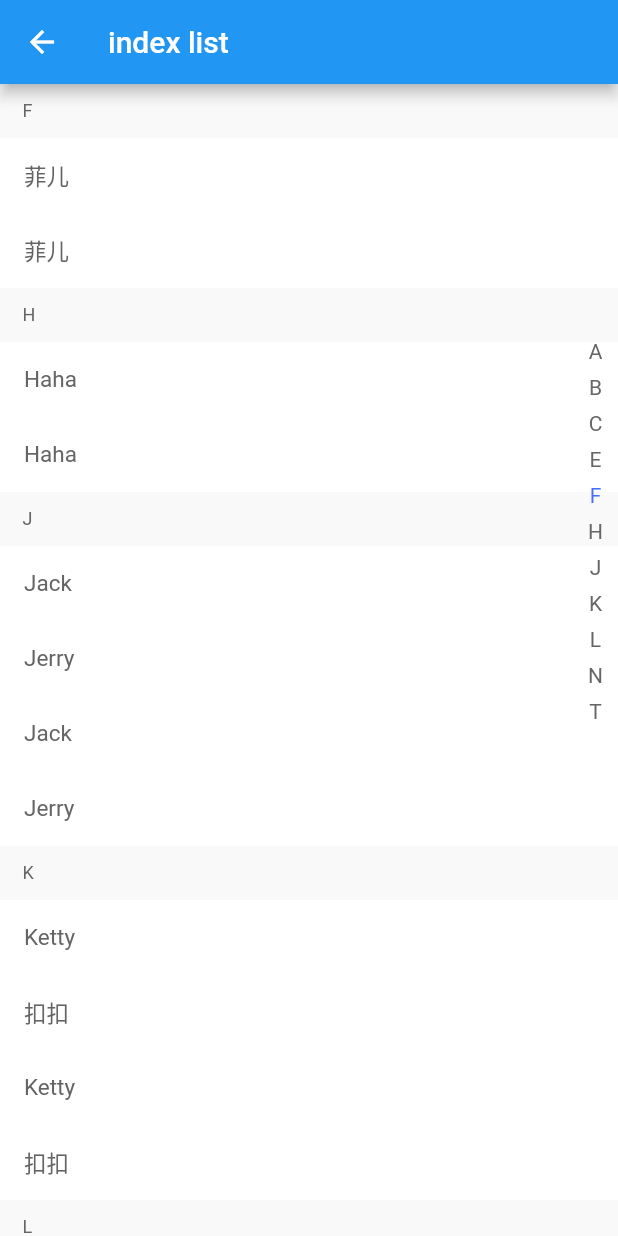
After one commit to sad-xu/miao_app, a Flutter app: the IndexListPage screen opened directly, after a tap on an icon or button, on a phone screen of 412 x 824 dp. The commit adds this screen. Run offline on Flutter 3.47's test engine with Material 2 defaults, Android fonts, the phone set to English and light mode, and no system bars.

Commit message:
Add scroll

```diff
--- /dev/null
+++ b/lib/pages/scroll/index_list_page.dart
@@ -0,0 +1,309 @@
+import 'package:flutter/material.dart';
+
+class Friends {
+  final String name;
+  final String letter;
+  Friends({required this.name, required this.letter});
+}
+
+List<Friends> datas = [
+  Friends(name: 'Lina', letter: 'L'),
+  Friends(name: '菲儿', letter: 'F'),
+  Friends(name: '安莉', letter: 'A'),
+  Friends(name: '阿贵', letter: 'A'),
+  Friends(name: '贝拉', letter: 'B'),
+  Friends(name: 'Lina', letter: 'L'),
+  Friends(name: 'Nancy', letter: 'N'),
+  Friends(name: '扣扣', letter: 'K'),
+  Friends(name: 'Jack', letter: 'J'),
+  Friends(name: 'Emma', letter: 'E'),
+  Friends(name: 'Abby', letter: 'A'),
+  Friends(name: 'Betty', letter: 'B'),
+  Friends(name: 'Tony', letter: 'T'),
+  Friends(name: 'Jerry', letter: 'J'),
+  Friends(name: 'Colin', letter: 'C'),
+  Friends(name: 'Haha', letter: 'H'),
+  Friends(name: 'Ketty', letter: 'K'),
+  Friends(name: 'Lina', letter: 'L'),
+  Friends(name: 'Lina', letter: 'L'),
+];
+
+///
+class IndexListPage extends StatefulWidget {
+  static const String pageName = 'IndexListPage';
+  const IndexListPage({Key? key}) : super(key: key);
+
+  @override
+  State<IndexListPage> createState() => _IndexListPageState();
+}
+
+class _IndexListPageState extends State<IndexListPage> {
+  final ScrollController _scrollController = ScrollController();
+
+  //字典里面放item和高度的对应数据
+  final Map _groupOffsetMap = {};
+  //名称数据
+  final List<Friends> _listDatas = [];
+
+  @override
+  void initState() {
+    super.initState();
+    _listDatas
+      ..addAll(datas)
+      ..addAll(datas);
+    _listDatas.sort((Friends a, Friends b) {
+      return a.letter.compareTo(b.letter);
+    });
+
+    var groupOffset = 0.0;
+    //经过循环计算，将每一个头的位置算出来，放入字典
+    for (int i = 0; i < _listDatas.length; i++) {
+      if (i < 1 || _listDatas[i].letter != _listDatas[i - 1].letter) {
+        _groupOffsetMap.addAll({_listDatas[i].letter: groupOffset});
+        //保存完了再加——groupOffset偏移
+        groupOffset += 86;
+      } else {
+        groupOffset += 50;
+      }
+    }
+    // 监听当前页面滑动的偏移量，判断和_groupOffsetMap存储的每组组头记录的偏移量的位置，并把位置传入到指示器页面，刷新当前指示器指示的位置
+    _scrollController.addListener(() {
+      for (int i = 0; i < _groupOffsetMap.values.length - 1; i++) {
+        double start = _groupOffsetMap.values.elementAt(i);
+        double end = _groupOffsetMap.values.elementAt(i + 1);
+        if (start < _scrollController.offset &&
+            end > _scrollController.offset) {
+          indexBarKey.currentState?.setIndexSelect(i);
+          break;
+        }
+        if (start == _scrollController.offset) {
+          indexBarKey.currentState?.setIndexSelect(i);
+          break;
+        }
+        if (end == _scrollController.offset) {
+          indexBarKey.currentState?.setIndexSelect(i + 1);
+          break;
+        }
+      }
+    });
+  }
+
+  @override
+  Widget build(BuildContext context) {
+    final List<String> indexWordList = [];
+    for (int i = 0; i < _listDatas.length; i++) {
+      if (i < 1 || _listDatas[i].letter != _listDatas[i - 1].letter) {
+        indexWordList.add(_listDatas[i].letter);
+      }
+    }
+
+    return Scaffold(
+      appBar: AppBar(
+        title: const Text('index list'),
+      ),
+      backgroundColor: const Color(0xFFF9F9F9),
+      body: Flex(
+        direction: Axis.vertical,
+        children: [
+          Expanded(
+            child: Stack(
+              children: [
+                ListView.builder(
+                  controller: _scrollController,
+                  itemCount: _listDatas.length,
+                  itemBuilder: (context, index) {
+                    bool hideLetter = (index > 0 &&
+                        _listDatas[index].letter ==
+                            _listDatas[index - 1].letter);
+                    return GroupItemWidget(
+                      name: _listDatas[index].name,
+                      groupTitle: hideLetter ? null : _listDatas[index].letter,
+                    );
+                  },
+                ),
+                IndexBar(
+                  key: indexBarKey,
+                  indexWordList: indexWordList,
+                  indexBarCallBack: (String str) {
+                    final num = _groupOffsetMap[str];
+                    if (num != null) {
+                      _scrollController.animateTo(num,
+                          duration: const Duration(milliseconds: 1),
+                          curve: Curves.easeIn);
+                    }
+                  },
+                ),
+              ],
+            ),
+          ),
+        ],
+      ),
+    );
+  }
+}
+
+GlobalKey<_IndexBarState> indexBarKey = GlobalKey();
+
+///指示器
+class IndexBar extends StatefulWidget {
+  ///索引字母列表
+  final List<String> indexWordList;
+  ///
+  final void Function(String str) indexBarCallBack;
+  const IndexBar({Key? key, required this.indexBarCallBack, required this.indexWordList}) : super(key: key);
+
+  @override
+  State<IndexBar> createState() => _IndexBarState();
+}
+
+class _IndexBarState extends State<IndexBar> {
+  double _indicatorY = 0.0; //悬浮窗位置
+  String _indicatorText = 'A'; //显示的字母
+  bool _indicatorHidden = true; //是否隐藏悬浮窗
+  int _indexSelect = 0;
+
+  ///外部调用
+  void setIndexSelect(int index) {
+    setState(() {
+      _indexSelect = index;
+    });
+  }
+
+  int _getIndex(BuildContext context, Offset globalPosition) {
+    final box = context.findRenderObject() as RenderBox;
+    double y = box.globalToLocal(globalPosition).dy;
+    int index = (y ~/ 24).clamp(0, widget.indexWordList.length - 1);
+    return index;
+  }
+
+  @override
+  Widget build(BuildContext context) {
+    return Positioned(
+      right: 0.0,
+      height: 24.0 * widget.indexWordList.length,
+      top: MediaQuery.of(context).size.height / 4 -
+          // DataBase.STATUS_BAR_HEIGHT -
+          40,
+      width: 140,
+      child: Row(
+        children: [
+          Container(
+            alignment: Alignment(0, _indicatorY),
+            width: 100,
+            child: _indicatorHidden
+                ? null
+                : Stack(
+                    alignment: const Alignment(-0.2, 0),
+                    children: [
+                      Text(
+                        _indicatorText,
+                        style:
+                            const TextStyle(fontSize: 40, color: Colors.blue),
+                      ),
+                    ],
+                  ),
+          ),
+          GestureDetector(
+            child: Container(
+              width: 40,
+              alignment: Alignment.centerRight,
+              child: Column(
+                children: widget.indexWordList.asMap().entries.map((d) {
+                  final index = d.key;
+                  final letter = d.value;
+                  return GestureDetector(
+                    onTap: () {
+                      setState(() {
+                        _indexSelect = index;
+                      });
+                    },
+                    child: Container(
+                      height: 24,
+                      width: 30,
+                      alignment: Alignment.center,
+                      child: Text(
+                        letter,
+                        style: TextStyle(
+                            fontSize: 14,
+                            color: _indexSelect == index
+                                ? const Color(0xFF476FFE)
+                                : const Color(0xFF666666)),
+                      ),
+                    ),
+                  );
+                }).toList(),
+              ),
+            ),
+            onVerticalDragUpdate: (DragUpdateDetails details) {
+              int index = _getIndex(context, details.globalPosition);
+              _indexSelect = index;
+              setState(() {
+                _indicatorText = widget.indexWordList[index];
+                _indicatorY = 2.2 / widget.indexWordList.length * index - 1.1;
+                _indicatorHidden = false;
+              });
+              widget.indexBarCallBack(widget.indexWordList[index]);
+            },
+            onVerticalDragDown: (DragDownDetails details) {
+              int index = _getIndex(context, details.globalPosition);
+              _indicatorText = widget.indexWordList[index];
+              _indicatorY = 2.2 / widget.indexWordList.length * index - 1.1;
+              _indicatorHidden = true;
+              widget.indexBarCallBack(widget.indexWordList[index]);
+              _indexSelect = index;
+            },
+            onVerticalDragEnd: (DragEndDetails details) {
+              setState(() {
+                _indicatorHidden = true;
+              });
+            },
+          )
+        ],
+      ),
+    );
+  }
+}
+
+///cell
+class GroupItemWidget extends StatelessWidget {
+  final String name;
+  final String? groupTitle;
+
+  const GroupItemWidget(
+      {super.key, required this.name, required this.groupTitle});
+  @override
+  Widget build(BuildContext context) {
+    final nameWidget = Container(
+      alignment: Alignment.centerLeft,
+      color: Colors.white,
+      height: 50,
+      padding: const EdgeInsets.only(left: 16),
+      child: Text(
+        name,
+        style: const TextStyle(fontSize: 15, color: Color(0xFF646464)),
+      ),
+    );
+
+    return GestureDetector(
+        onTap: () {},
+        child: groupTitle != null
+            ? Column(
+                children: [
+                  Container(
+                    alignment: Alignment.centerLeft,
+                    padding: const EdgeInsets.only(left: 15),
+                    height: 36,
+                    child: Text(
+                      groupTitle!,
+                      style: const TextStyle(
+                        fontSize: 12,
+                        color: Color(0xFF666666),
+                      ),
+                    ),
+                  ),
+                  nameWidget
+                ],
+              )
+            : nameWidget);
+  }
+}
--- a/lib/pages/scroll/scroll_page.dart
+++ b/lib/pages/scroll/scroll_page.dart
@@ -2,6 +2,7 @@ import 'package:flutter/material.dart';
 import 'package:miao_app/pages/scroll/search_scroll.dart';
 
 import '../../router/navigator_utils.dart';
+import 'index_list_page.dart';
 import 'nested_scroll_page.dart';
 
 class ScrollPage extends StatefulWidget {
@@ -33,6 +34,12 @@ class _ScrollPageState extends State<ScrollPage> {
                     SearchScrollPage.pageName);
               },
               child: const Text('SearchScrollPage')),
+          TextButton(
+              onPressed: () {
+                NavigatorUtils.defaultPush(
+                    context, const IndexListPage(), IndexListPage.pageName);
+              },
+              child: const Text('IndexListPage')),
         ],
       ),
     );
```
